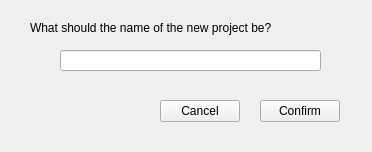
projectdelphai/ECS160_MapEditor, file MapEditor/newproject.ui: the form before one commit.
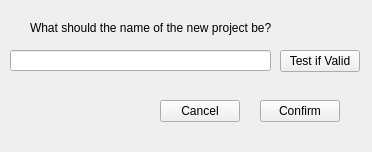
The form after the commit.

Diff of the .ui file:
```diff
--- a/MapEditor/newproject.ui
+++ b/MapEditor/newproject.ui
@@ -29,7 +29,7 @@
   <widget class="QLineEdit" name="newProjectName">
    <property name="geometry">
     <rect>
-     <x>60</x>
+     <x>10</x>
      <y>50</y>
      <width>261</width>
      <height>21</height>
@@ -62,6 +62,19 @@
     <string>Confirm</string>
    </property>
   </widget>
+  <widget class="QPushButton" name="testValid">
+   <property name="geometry">
+    <rect>
+     <x>280</x>
+     <y>50</y>
+     <width>80</width>
+     <height>22</height>
+    </rect>
+   </property>
+   <property name="text">
+    <string>Test if Valid</string>
+   </property>
+  </widget>
  </widget>
  <resources/>
  <connections>
```
